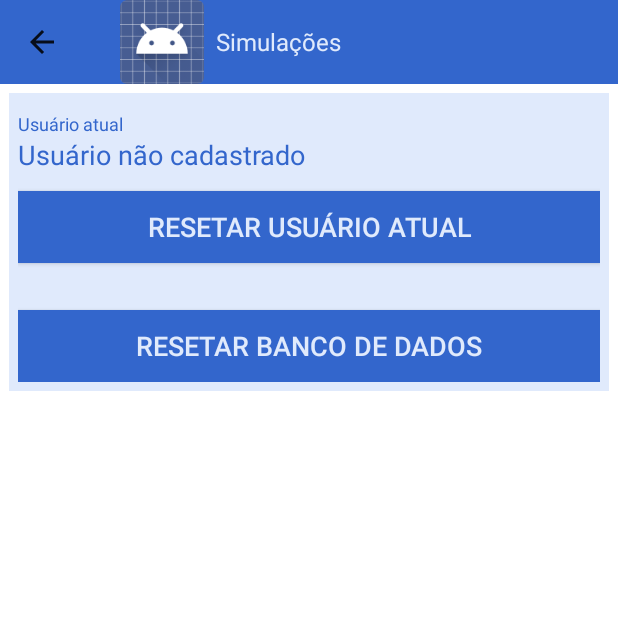
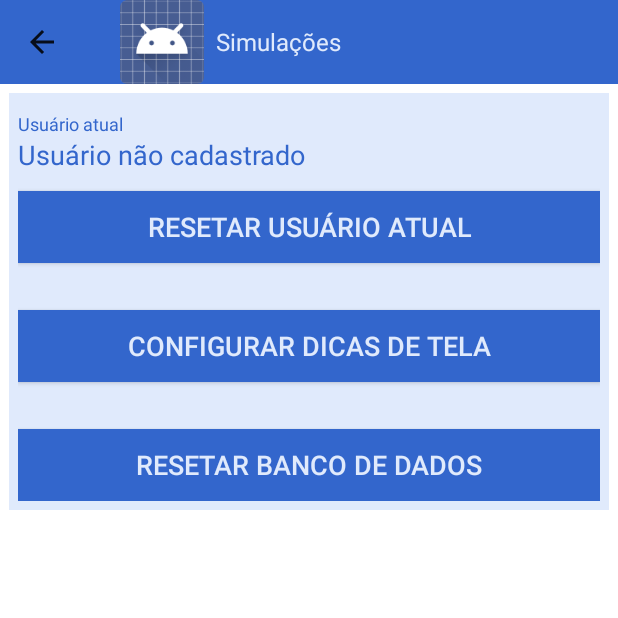
Before and after one commit to ARNdroid/MonitorMobile, an Android app: the DashboardListActivity screen opened directly, with no data from a screen before it, in the options menu, after a tap on "Simulações", on a phone screen of 412 x 824 dp, the top half of it. Run offline under Robolectric (Android 15) with nearby library versions, the light colour scheme and no system bars; libraries missing offline, so code that uses them is left out: org.slf4j; 1 statement that could not run was skipped.

Commit message:
@Mamute: Fix #72.

```diff
--- a/app/src/main/AndroidManifest.xml
+++ b/app/src/main/AndroidManifest.xml
@@ -98,6 +98,11 @@
                 android:value="br.com.arndroid.monitormobile.DashboardListActivity" />
         </activity>
 
+        <activity
+            android:name="br.com.arndroid.monitormobile.ScreenTipActivity"
+            android:theme="@android:style/Theme.Holo.Light.Dialog">
+        </activity>
+
         <provider
             android:name=".provider.Provider"
             android:authorities="${applicationId}.provider"
--- a/app/src/main/java/br/com/arndroid/monitormobile/DashboardListActivity.java
+++ b/app/src/main/java/br/com/arndroid/monitormobile/DashboardListActivity.java
@@ -68,6 +68,16 @@ public class DashboardListActivity extends ListActivity implements
         mDashboardTypeMenuItem = menu.findItem(R.id.action_dashboard_type);
         updateMenuIcons();
         return true;
+    }
+
+    @Override
+    protected void onResume() {
+        super.onResume();
+        if (PreferencesUtils.isScreenTipShown(this, PreferencesUtils.SCREEN_TIP_DASHBOARD_KEY)) {
+            Intent intent = new Intent(this, ScreenTipActivity.class);
+            intent.putExtra(ScreenTipActivity.SCREEN_TIP_KEY, PreferencesUtils.SCREEN_TIP_DASHBOARD_KEY);
+            startActivity(intent);
+        }
     }
 
     private void updateMenuIcons() {
--- a/app/src/main/java/br/com/arndroid/monitormobile/SimulationsActivity.java
+++ b/app/src/main/java/br/com/arndroid/monitormobile/SimulationsActivity.java
@@ -9,12 +9,15 @@ import android.view.View;
 import android.widget.TextView;
 import android.widget.Toast;
 
+import br.com.arndroid.monitormobile.dialog.StringListDialog;
 import br.com.arndroid.monitormobile.provider.users.UsersEntity;
 import br.com.arndroid.monitormobile.provider.users.UsersManager;
 import br.com.arndroid.monitormobile.sqlite.DBOpenHelper;
 import br.com.arndroid.monitormobile.utils.DashboardUtils;
 import br.com.arndroid.monitormobile.utils.PreferencesUtils;
-public class SimulationsActivity extends Activity {
+public class SimulationsActivity extends Activity implements StringListDialog.OnStringSelectedListener {
+
+    private static final String CONFIGURE_SCREEN_TIPS_TYPE_DIALOG = "CONFIGURE_SCREEN_TIPS_TYPE_DIALOG";
 
     TextView mTxtUserShortName;
 
@@ -75,4 +78,17 @@ public class SimulationsActivity extends Activity {
         refreshScreen();
         Toast.makeText(this, "Usuário reset realizado com sucesso.", Toast.LENGTH_SHORT).show();
     }
+
+    public void setScreenTips(View view) {
+        final StringListDialog dialog = new StringListDialog();
+        dialog.setTitle("Configurar");
+        dialog.setStringListId(R.array.configure_screen_tips_list);
+        dialog.setInitialIndex(0);
+        dialog.show(getFragmentManager(), CONFIGURE_SCREEN_TIPS_TYPE_DIALOG);
+    }
+
+    @Override
+    public void onStringSelected(String tag, int chosenIndex) {
+        PreferencesUtils.setAllScreenTipsShown(this, chosenIndex == 0);
+    }
 }
--- a/app/src/main/java/br/com/arndroid/monitormobile/utils/PreferencesUtils.java
+++ b/app/src/main/java/br/com/arndroid/monitormobile/utils/PreferencesUtils.java
@@ -4,6 +4,11 @@ import android.content.Context;
 import android.content.SharedPreferences;
 
 public class PreferencesUtils {
+
+    public static final String SCREEN_TIP_DASHBOARD_KEY = "SCREEN_TIP_DASHBOARD_KEY";
+    // Mind the gap: when adding a new constant above you must update:
+    //   PreferencesUtils.setAllScreenTipsShown()
+    //   ScreenTipsUtils.getScreenTipText()
 
     private static final String PREFERENCES_FILE_NAME = "mob_preferences";
     private static final String USER_SHORT_NAME_PREFERENCE_KEY = "USER_SHORT_NAME";
@@ -39,4 +44,21 @@ public class PreferencesUtils {
         editor.putInt(LAST_DASHBOARD_TYPE_KEY, lastDashboardType);
         editor.apply();
     }
+
+    public static void setScreenTipShown(Context context, String screenTipKey, boolean shown) {
+        SharedPreferences preferences = context.getSharedPreferences(PREFERENCES_FILE_NAME, 0);
+        SharedPreferences.Editor editor = preferences.edit();
+        editor.putBoolean(screenTipKey, shown);
+        editor.apply();
+    }
+
+    public static void setAllScreenTipsShown(Context context, boolean shown) {
+        setScreenTipShown(context, SCREEN_TIP_DASHBOARD_KEY, shown);
+        // Mind the gap: new screen tips here.
+    }
+
+    public static boolean isScreenTipShown(Context context, String screenTipKey) {
+        SharedPreferences prefs = context.getSharedPreferences(PREFERENCES_FILE_NAME, 0);
+        return prefs.getBoolean(screenTipKey, true);
+    }
 }
--- a/app/src/main/res/layout/simulations_activity.xml
+++ b/app/src/main/res/layout/simulations_activity.xml
@@ -43,6 +43,18 @@
             style="@style/CardButton"
             android:layout_width="match_parent"
             android:layout_height="wrap_content"
+            android:text="@string/screen_tips_configuration"
+            android:onClick="setScreenTips"/>
+
+        <TextView
+            android:layout_width="match_parent"
+            android:layout_height="wrap_content"
+            android:padding="@dimen/default_view_padding"/>
+
+        <Button
+            style="@style/CardButton"
+            android:layout_width="match_parent"
+            android:layout_height="wrap_content"
             android:text="@string/database_reset"
             android:onClick="dbReset"/>
 
--- a/app/src/main/res/values/arrays.xml
+++ b/app/src/main/res/values/arrays.xml
@@ -33,4 +33,9 @@
         <item>Abertos por mim</item>
     </string-array>
 
+    <string-array name="configure_screen_tips_list">
+        <item>Exibir todas</item>
+        <item>Ocultar todas</item>
+    </string-array>
+
 </resources>
--- a/app/src/main/res/values/strings.xml
+++ b/app/src/main/res/values/strings.xml
@@ -24,5 +24,8 @@
     <string name="title_activity_comment_list">Comentários</string>
     <string name="action_follow">Seguir</string>
     <string name="action_my_issues">Meus incidentes</string>
+    <string name="text_screen_tip_dashboard">Na tela a seguir são exibidos incidentes nos sistemas que você acompanha categorizados por importância (bandeira) e/ou demora na resolução (cronômetro). Os seus sistemas podem ser modificados no menu \'Minhas assinaturas\'.</string>
+    <string name="entendi">Entendi</string>
+    <string name="screen_tips_configuration">CONFIGURAR DICAS DE TELA</string>
 
 </resources>
```
Also changed, not shown: app/src/main/java/br/com/arndroid/monitormobile/ScreenTipActivity.java (added, +63 -0 lines), app/src/main/java/br/com/arndroid/monitormobile/utils/ScreenTipsUtils.java (added, +23 -0 lines), app/src/main/res/layout/screen_tip_activity.xml (added, +34 -0 lines).
